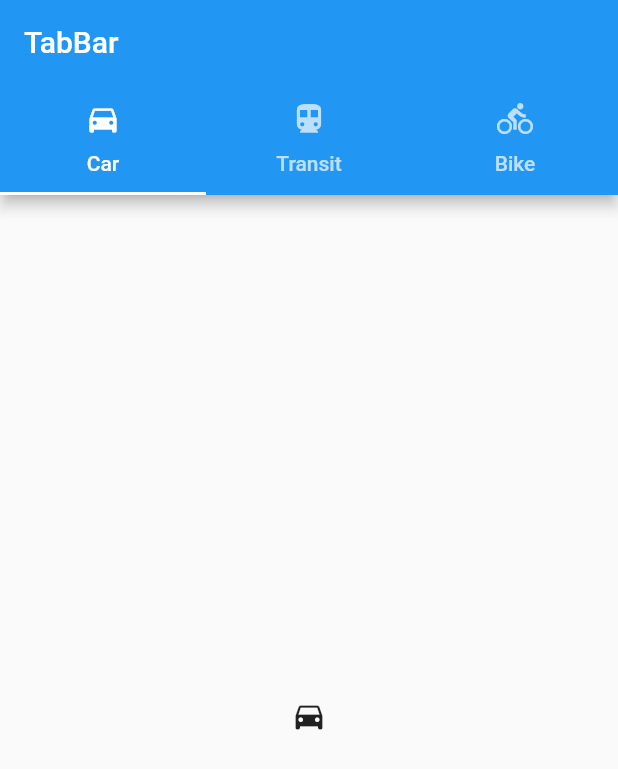
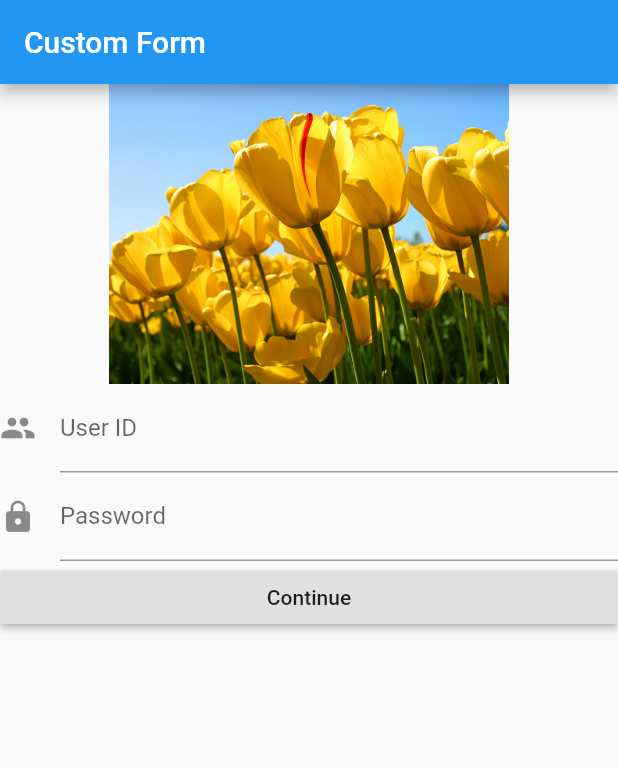
Before and after one commit to Nuengnakhap/flutter_exercises, a Flutter app: the screen it shows after launch, on a phone screen of 412 x 824 dp. Shown: the top 769 px of the screen. Run offline on Flutter 3.47's test engine with Material 2 defaults, Android fonts, the phone set to English and light mode, and no system bars.

```diff
--- /dev/null
+++ b/lib/UI/my_custom_form.dart
@@ -0,0 +1,59 @@
+import 'package:flutter/material.dart';
+
+class MyCustomForm extends StatefulWidget {
+  @override
+  State<StatefulWidget> createState() {
+    return MyCustomFormState();
+  }
+}
+
+class MyCustomFormState extends State<MyCustomForm> {
+  final _formKey = GlobalKey<FormState>();
+  @override
+  Widget build(BuildContext context) {
+    return Scaffold(
+      appBar: AppBar(
+        title: Text('Custom Form'),
+      ),
+      body: Form(
+        key: _formKey,
+        child: ListView(
+          children: <Widget>[
+            Image.asset(
+              'resources/Tulips.jpg',
+              height: 200,
+            ),
+            TextFormField(
+                decoration: InputDecoration(
+                    labelText: 'User ID',
+                    icon: Icon(Icons.people),
+                    hintText: 'Please input your email'),
+                keyboardType: TextInputType.emailAddress,
+                onSaved: (value) => print(value),
+                validator: (value) {
+                  if (value.isEmpty) {
+                    return 'Please enter some text';
+                  }
+                }),
+            TextFormField(
+              decoration: InputDecoration(
+                icon: Icon(Icons.lock),
+                labelText: 'Password',
+                hintText: 'Please input your password',
+              ),
+              obscureText: true,
+              keyboardType: TextInputType.text,
+              onSaved: (value) => print(value),
+            ),
+            RaisedButton(
+              child: Text('Continue'),
+              onPressed: () {
+                _formKey.currentState.validate();
+              },
+            )
+          ],
+        ),
+      ),
+    );
+  }
+}
--- a/lib/main.dart
+++ b/lib/main.dart
@@ -1,4 +1,8 @@
 import 'package:flutter/material.dart';
+import './UI/first_screen.dart';
+import './UI/second_screen.dart';
+import './UI/detail_screen.dart';
+import './UI/my_custom_form.dart';
 
 void main() => runApp(MyApp());
 
@@ -20,7 +24,14 @@ class MyApp extends StatelessWidget {
         // is not restarted.
         primarySwatch: Colors.blue,
       ),
-      home: MyHomePage(),
+      // home: MyHomePage(),
+      initialRoute: "/",
+      routes: {
+        "/" : (context) => MyCustomForm(),
+        "/first" : (context) => FirstScreen(),
+        "/second" : (context) => SecondScreen(),
+        "/detail" : (context) => DetailScreen(),
+      },
     );
   }
 }
@@ -28,7 +39,6 @@ class MyApp extends StatelessWidget {
 class MyHomePage extends StatelessWidget {
   @override
   Widget build(BuildContext context) {
-    // TODO: implement build
     return DefaultTabController(
       length: 3,
       child: Scaffold(
--- a/pubspec.yaml
+++ b/pubspec.yaml
@@ -37,7 +37,8 @@ flutter:
   uses-material-design: true
 
   # To add assets to your application, add an assets section, like this:
-  # assets:
+  assets:
+    - resources/Tulips.jpg
   #  - images/a_dot_burr.jpeg
   #  - images/a_dot_ham.jpeg
 
```
Also changed, not shown: lib/UI/detail_screen.dart (added, +25 -0 lines), lib/UI/first_screen.dart (added, +24 -0 lines), lib/UI/second_screen.dart (added, +21 -0 lines), resources/Chrysanthemum.jpg (added), resources/Desert.jpg (added), resources/Hydrangeas.jpg (added), resources/Jellyfish.jpg (added), resources/Koala.jpg (added), resources/Lighthouse.jpg (added), resources/Penguins.jpg (added), resources/Tulips.jpg (added).
